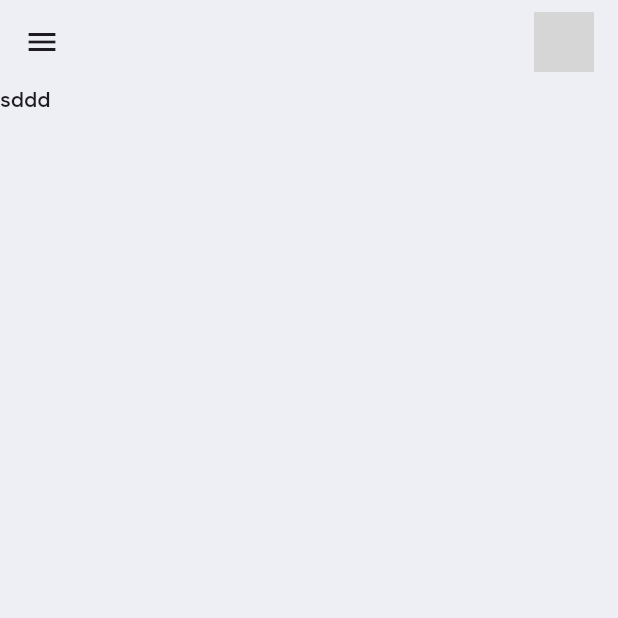
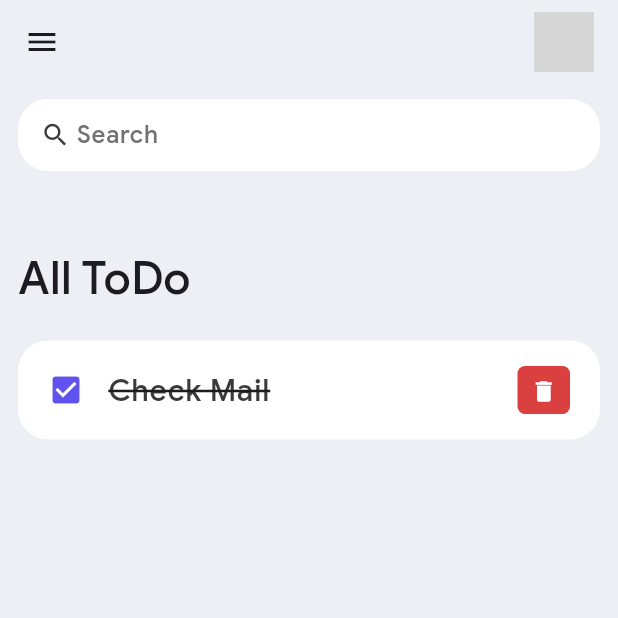
Before and after one commit to Sardar219/To-do-list-App, a Flutter app: the screen it shows after launch, on a phone screen of 412 x 824 dp, the top half of it. Run offline on Flutter 3.47's test engine with Material 3 defaults, Android fonts, the phone set to English and light mode, and no system bars; grey boxes are pictures that could not be loaded.

Commit message:
add the checkboxes of to do list

```diff
--- a/lib/appbar.dart
+++ b/lib/appbar.dart
@@ -15,3 +15,27 @@ AppBar BuildAppbar() {
 
   );
 }
+
+Widget seachBox(){
+  return Container(
+    padding: EdgeInsets.symmetric(horizontal: 15),
+    decoration: BoxDecoration(
+      color: Colors.white,
+      borderRadius: BorderRadius.circular(20),
+    ),
+    child:
+    TextField(
+      decoration: InputDecoration(
+          contentPadding: EdgeInsets.all(0),
+          prefixIcon: Icon(Icons.search,color: tdBlack, size: 20,),
+          prefixIconConstraints: BoxConstraints(
+            // maxHeight: 20,
+            // minWidth: 25,
+          ),
+          border: InputBorder.none,
+          hintText: "Search",
+          hintStyle: TextStyle(color: tdGrey)
+      ),
+    ),
+  );
+}
--- a/lib/home.dart
+++ b/lib/home.dart
@@ -1,7 +1,9 @@
 
+import 'package:flutter/cupertino.dart';
 import 'package:flutter/material.dart';
 import 'package:flutter_first/appbar.dart';
 import 'package:flutter_first/color/color.dart';
+import 'package:flutter_first/wigdet/todo_item.dart';
 
 class Home extends StatelessWidget {
   const Home({super.key});
@@ -13,7 +15,23 @@ class Home extends StatelessWidget {
       appBar: BuildAppbar(),
       drawer: Drawer(),
       body: Container(
-        child: Text("sddd"),
+        padding: EdgeInsets.symmetric(horizontal: 12,vertical: 10),
+        child: Column(
+          children: [
+            seachBox(),
+            Expanded(
+              child: ListView(
+                children: [
+                  Container(
+                    margin: EdgeInsets.only(top: 50,bottom: 20),
+                    child: Text("All ToDo",style: TextStyle(fontSize: 30,fontWeight: FontWeight.w500),),
+                  ),
+                  Todo(),
+                ],
+              ),
+            )
+          ],
+        ),
       ),
     );
   }
--- /dev/null
+++ b/lib/wigdet/todo_item.dart
@@ -0,0 +1,41 @@
+import 'package:flutter/cupertino.dart';
+import 'package:flutter/material.dart';
+import 'package:flutter_first/color/color.dart';
+
+class Todo extends StatelessWidget {
+  const Todo({super.key});
+
+  @override
+  Widget build(BuildContext context) {
+    return Container(
+      child: ListTile(
+        onTap: (){},
+        contentPadding: EdgeInsets.symmetric(horizontal: 20,vertical: 5),
+        shape: RoundedRectangleBorder(
+          borderRadius: BorderRadius.circular(20),
+        ),
+        tileColor: Colors.white,
+        leading: Icon(Icons.check_box,color: tdBlue,),
+        title: Text("Check Mail",style: TextStyle(fontSize: 20,color: tdBlack,decoration: TextDecoration.lineThrough),),
+        trailing: Container(
+          width: 35,
+          height: 35,
+          padding: EdgeInsets.all(0),
+          margin: EdgeInsets.symmetric(vertical: 12),
+          decoration: BoxDecoration(
+            color: tdRed,
+            borderRadius: BorderRadius.circular(5),
+          ),
+          child: IconButton(
+            color: Colors.white,
+            iconSize: 18,
+            icon: Icon(Icons.delete),
+            onPressed: (){
+              print("Yes Its work!!!");
+            },
+          ),
+        ),
+      )
+    );
+  }
+}
```
